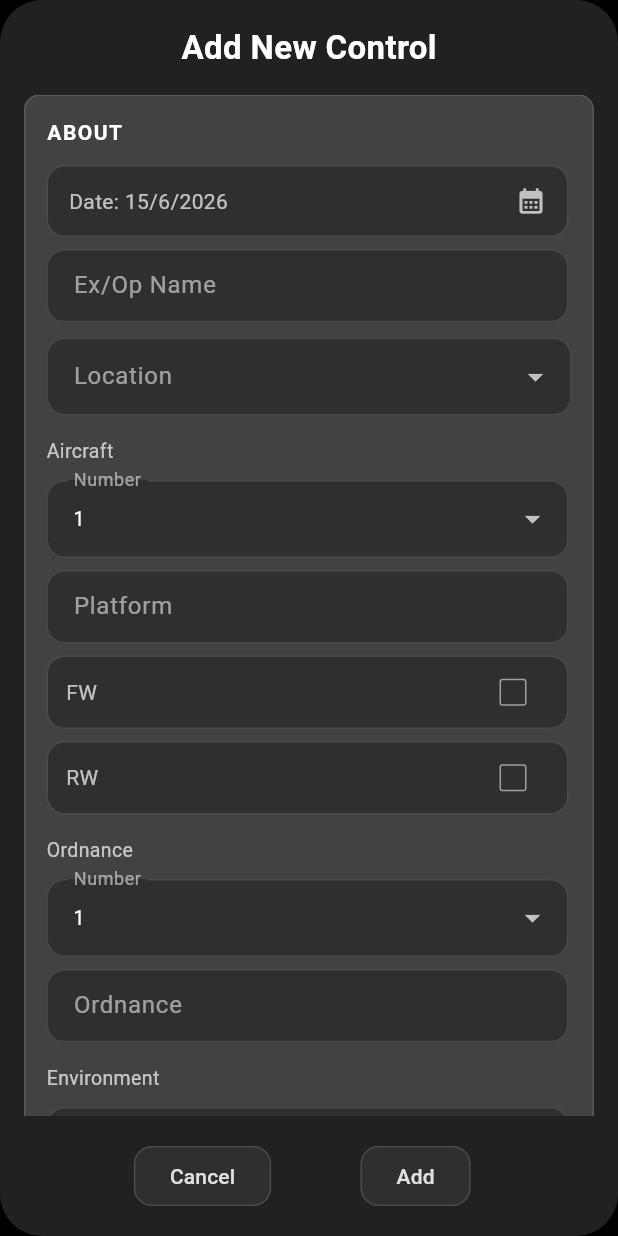
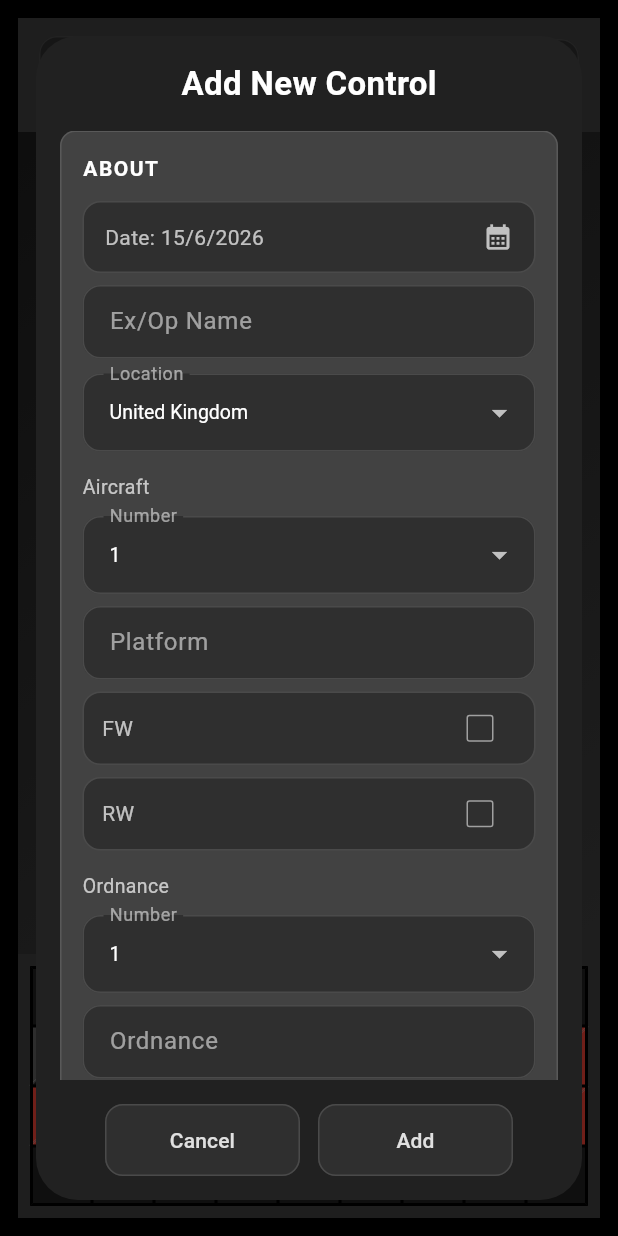
Before and after one commit to WatchAndShootUK/claymore, a Flutter app: the HomePage screen opened directly, after a tap on the "add" icon, on a phone screen of 412 x 824 dp. Run offline on Flutter 3.47's test engine with Material 3 defaults, Android fonts, the phone set to English and light mode, and no system bars; our stand-ins replace cloud_firestore, firebase_core, font_awesome_flutter, latlong2, shared_preferences; accounts and stored records are empty.

Commit message:
ui tweaks

```diff
--- a/lib/models/control.dart
+++ b/lib/models/control.dart
@@ -88,7 +88,7 @@ class Control {
       lowLevel: false,
       day: false,
       night: false,
-      supervisedById: currentUserID,
+      supervisedById: '',
       controllingJTACId: currentUserID,
       fwAircraft: false,
       rwAircraft: false,
--- a/lib/pages/add_control.dart
+++ b/lib/pages/add_control.dart
@@ -15,10 +15,7 @@ import 'package:provider/provider.dart';
 class AddControlDialog extends StatefulWidget {
   final Control control;
 
-  const AddControlDialog({
-    super.key,
-    required this.control,
-  });
+  const AddControlDialog({super.key, required this.control});
 
   @override
   State<AddControlDialog> createState() => _AddControlDialogState();
@@ -36,14 +33,8 @@ class _AddControlDialogState extends State<AddControlDialog> {
 
     return Dialog(
       backgroundColor: Colors.grey.shade900,
-      insetPadding: EdgeInsets.all(_isMobile ? 0 : 24),
+      insetPadding: EdgeInsets.all(24),
       child: SizedBox(
-        width: _isMobile
-            ? MediaQuery.of(context).size.width
-            : MediaQuery.of(context).size.width * 0.8,
-        height: _isMobile
-            ? MediaQuery.of(context).size.height
-            : MediaQuery.of(context).size.height * 0.9,
         child: Padding(
           padding: const EdgeInsets.all(16),
           child: Column(
@@ -59,9 +50,8 @@ class _AddControlDialogState extends State<AddControlDialog> {
               const SizedBox(height: 16),
               Expanded(
                 child: SingleChildScrollView(
-                  child: Wrap(
+                  child: Column(
                     spacing: 16,
-                    runSpacing: 16,
                     children: [
                       _section(
                         title: 'About',
@@ -91,9 +81,16 @@ class _AddControlDialogState extends State<AddControlDialog> {
                               ],
                             ),
                             const SizedBox(height: 10),
+                            _fieldWrap(
+                              children: [
                                 ClaymoreDropdown<CountryLocation>(
                                   label: 'Location',
-                              value: selectedCountry,
+                                  value: countryLocations.firstWhere(
+                                    (country) =>
+                                        country.name ==
+                                        widget.control.controlLocation,
+                                    orElse: () => countryLocations.first,
+                                  ),
                                   items: countryLocations,
                                   itemLabel: (country) => country.name,
                                   onChanged: (country) {
@@ -101,9 +98,12 @@ class _AddControlDialogState extends State<AddControlDialog> {
 
                                     setState(() {
                                       selectedCountry = country;
-                                  widget.control.controlLocation = country.name;
+                                      widget.control.controlLocation =
+                                          country.name;
                                     });
                                   },
+                                ),
+                              ],
                             ),
                             const SizedBox(height: 14),
                             _label('Aircraft'),
@@ -118,7 +118,8 @@ class _AddControlDialogState extends State<AddControlDialog> {
                                   itemLabel: (v) => v.toString(),
                                   onChanged: (value) {
                                     setState(() {
-                                      widget.control.aircraftNumber = value ?? 1;
+                                      widget.control.aircraftNumber =
+                                          value ?? 1;
                                     });
                                   },
                                 ),
@@ -192,8 +193,8 @@ class _AddControlDialogState extends State<AddControlDialog> {
                               children: [
                                 ClaymoreCheckbox(
                                   label: 'Sim',
-                                  value: widget.control.environment ==
-                                      'Simulated',
+                                  value:
+                                      widget.control.environment == 'Simulated',
                                   onChanged: (value) {
                                     setState(() {
                                       if (value) {
@@ -230,7 +231,8 @@ class _AddControlDialogState extends State<AddControlDialog> {
                                 ),
                                 ClaymoreCheckbox(
                                   label: 'Ops',
-                                  value: widget.control.environment ==
+                                  value:
+                                      widget.control.environment ==
                                       'Operational',
                                   onChanged: (value) {
                                     setState(() {
@@ -290,8 +292,7 @@ class _AddControlDialogState extends State<AddControlDialog> {
                                 ),
                                 ClaymoreCheckbox(
                                   label: 'BoT',
-                                  value:
-                                      widget.control.methodOfAttack == 'BoT',
+                                  value: widget.control.methodOfAttack == 'BoT',
                                   onChanged: (value) {
                                     setState(() {
                                       if (value) {
@@ -302,8 +303,7 @@ class _AddControlDialogState extends State<AddControlDialog> {
                                 ),
                                 ClaymoreCheckbox(
                                   label: 'BoC',
-                                  value:
-                                      widget.control.methodOfAttack == 'BoC',
+                                  value: widget.control.methodOfAttack == 'BoC',
                                   onChanged: (value) {
                                     setState(() {
                                       if (value) {
@@ -406,12 +406,21 @@ class _AddControlDialogState extends State<AddControlDialog> {
                               children: [
                                 ClaymoreDropdown<User>(
                                   label: 'Authorised By',
-                                  value: appData.users.firstWhere(
-                                    (u) =>
-                                        u.id == widget.control.supervisedById,
-                                    orElse: () => appData.currentUser,
+                                  value: widget.control.supervisedById == ''
+                                      ? null
+                                      : appData.users.firstWhere(
+                                          (user) =>
+                                              user.id ==
+                                              widget.control.supervisedById,
                                         ),
-                                  items: appData.users,
+                                  items: appData.users
+                                      .where(
+                                        (user) => [
+                                          'JTAC-I',
+                                          'JTAC-E',
+                                        ].contains(user.qualification),
+                                      )
+                                      .toList(),
                                   itemLabel: (user) =>
                                       '${user.rank} ${user.firstName[0]} ${user.lastName} ${user.qualification}',
                                   onChanged: (user) {
@@ -459,28 +468,20 @@ class _AddControlDialogState extends State<AddControlDialog> {
     );
   }
 
-  Widget _fieldWrap({
-    required List<Widget> children,
-  }) {
+  Widget _fieldWrap({required List<Widget> children}) {
     final width = MediaQuery.of(context).size.width;
-    final itemWidth = width < 600 ? width - 64 : 220.0;
+    final itemWidth = width < 700 ? width - 64 : 220.0;
 
     return Wrap(
       spacing: 8,
       runSpacing: 8,
       children: children.map((child) {
-        return SizedBox(
-          width: itemWidth,
-          child: child,
-        );
+        return SizedBox(width: itemWidth, child: child);
       }).toList(),
     );
   }
 
-  Widget _actionBar({
-    required AppData appData,
-    required bool isEditing,
-  }) {
+  Widget _actionBar({required AppData appData, required bool isEditing}) {
     return Wrap(
       alignment: WrapAlignment.end,
       spacing: 12,
@@ -507,18 +508,13 @@ class _AddControlDialogState extends State<AddControlDialog> {
                       if (!context.mounted) return;
 
                       ScaffoldMessenger.of(context).showSnackBar(
-                        SnackBar(
-                          content: Text('Failed to delete control: $e'),
-                        ),
+                        SnackBar(content: Text('Failed to delete control: $e')),
                       );
                     }
                   },
             text: 'Delete',
           ),
-        ClaymoreButton(
-          onPressed: () => Navigator.pop(context),
-          text: 'Cancel',
-        ),
+        ClaymoreButton(onPressed: () => Navigator.pop(context), text: 'Cancel'),
         if (!isEditing)
           ClaymoreButton(
             onPressed: () async {
@@ -625,10 +621,7 @@ class _AddControlDialogState extends State<AddControlDialog> {
     return errorMessage;
   }
 
-  Widget _section({
-    required String title,
-    required Widget child,
-  }) {
+  Widget _section({required String title, required Widget child}) {
     return Container(
       width: _isMobile ? MediaQuery.of(context).size.width - 32 : 520,
       padding: const EdgeInsets.all(14),
--- a/lib/pages/home_page.dart
+++ b/lib/pages/home_page.dart
@@ -174,7 +174,7 @@ class _HomePageState extends State<HomePage> {
                             ),
                           ),
                         ),
-                        if (MediaQuery.of(context).size.width > 700)
+                        if (MediaQuery.of(context).size.width > 1000)
                           RightHandPanel(),
                       ],
                     ),
--- a/lib/ui/button.dart
+++ b/lib/ui/button.dart
@@ -18,31 +18,43 @@ class ClaymoreButton extends StatelessWidget {
 
   @override
   Widget build(BuildContext context) {
+    final compact = MediaQuery.of(context).size.width < 700;
+
     return SizedBox(
       height: 48,
-      width: MediaQuery.of(context).size.width < 700 ? icon == null ? 130 : 48 : 130,
-      child: Center(
+      width: compact
+          ? (icon == null ? 130 : 48)
+          : 130,
       child: ElevatedButton(
         onPressed: onPressed,
         style: ElevatedButton.styleFrom(
+          padding: EdgeInsets.zero,
           backgroundColor: backgroundColor,
           foregroundColor: textColor,
           elevation: 0,
           shape: RoundedRectangleBorder(
             borderRadius: BorderRadius.circular(12),
-              side: const BorderSide(color: Color(0xFF4A4A4A)),
+            side: const BorderSide(
+              color: Color(0xFF4A4A4A),
             ),
           ),
-          child: MediaQuery.of(context).size.width > 700
-              ? Text(
-                  text,
-                  style: TextStyle(color: textColor, fontWeight: FontWeight.w500),
+        ),
+        child: compact && icon != null
+            ? SizedBox.expand(
+                child: Center(
+                  child: Icon(
+                    icon,
+                    color: textColor,
+                    size: 18,
+                  ),
+                ),
               )
-              : icon != null
-              ? Center(child: Icon(icon, color: textColor, size: 18))
             : Text(
                 text,
-                  style: TextStyle(color: textColor, fontWeight: FontWeight.w500),
+                textAlign: TextAlign.center,
+                style: TextStyle(
+                  color: textColor,
+                  fontWeight: FontWeight.w500,
                 ),
               ),
       ),
--- a/lib/ui/control_tile.dart
+++ b/lib/ui/control_tile.dart
@@ -94,17 +94,26 @@ class _ControlTileState extends State<ControlTile> {
                   children: [
                     Text(
                       '${control.controlDate.day}/${control.controlDate.month}/${control.controlDate.year}: ${control.operationName == '' ? 'Unknown' : control.operationName} - ${control.controlLocation == '' ? 'Planet Earth' : control.controlLocation}',
-                      style: const TextStyle(
+                      style: TextStyle(
                         color: Colors.white,
-                        fontSize: 16,
+                        fontSize: MediaQuery.of(context).size.width > 1000
+                            ? 16
+                            : 14,
                         fontWeight: FontWeight.w600,
                       ),
                     ),
-                    ClaymoreLabel(
+                    Text(
                       control.controllingJTACId != appData.currentUser.id
                           ? '${appData.users.firstWhere((u) => u.id == control.controllingJTACId).getUserName}: '
                                 '${getConstraints().join(', ')}'
                           : getConstraints().join(', '),
+                      style: TextStyle(
+                        color: Colors.grey,
+                        fontSize: MediaQuery.of(context).size.width > 1000
+                            ? 14
+                            : 12,
+                        fontWeight: FontWeight.w600,
+                      ),
                     ),
                   ],
                 ),
```
Lines whose indentation alone changed are shown as unchanged.
